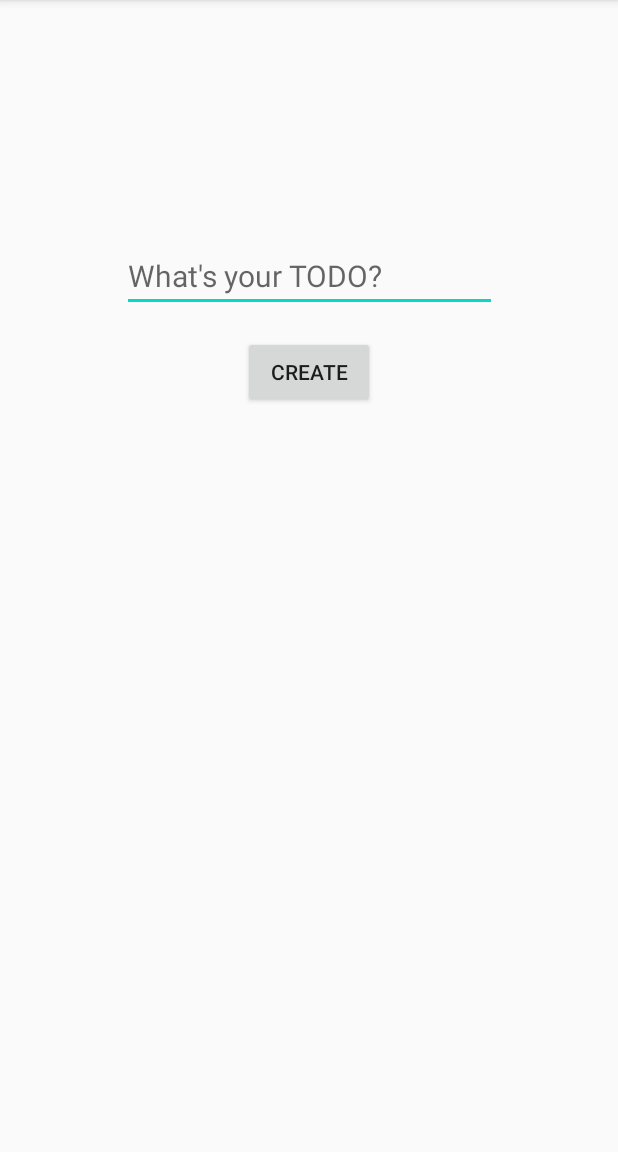
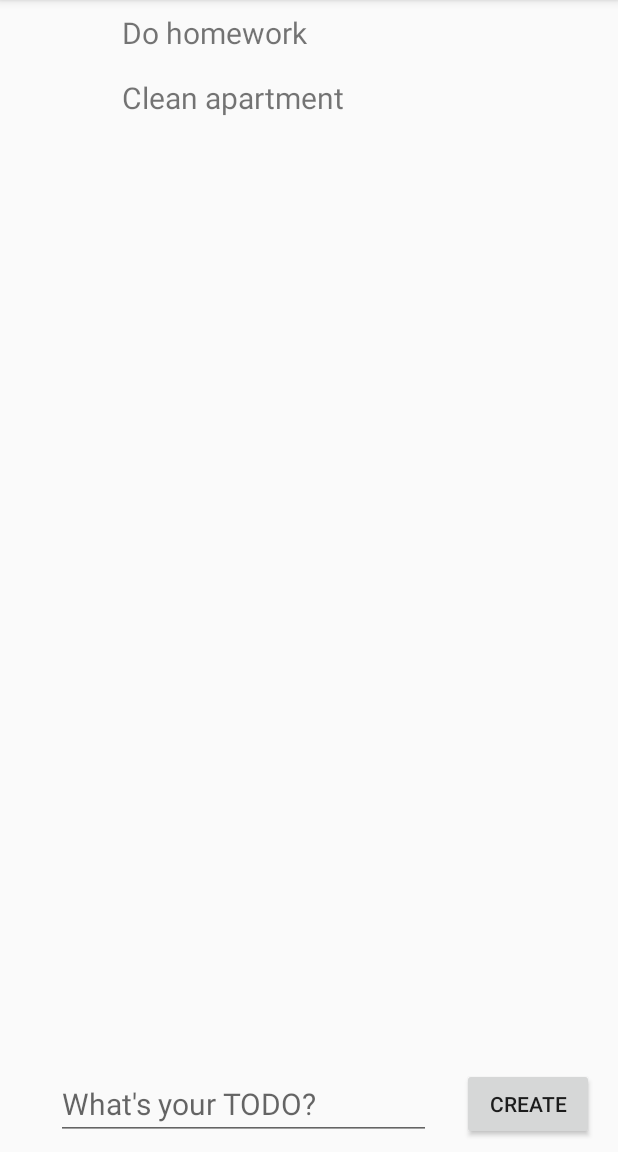
Before and after one commit to Shaharna/PostPC_ShaharNahum, an Android app: the screen it shows after launch (MainActivity), after a tap on "CREATE", on a phone screen of 412 x 824 dp, the part 84-1236 px from its top. Run offline under Robolectric (Android 15) with nearby library versions, the phone set to English and light mode, and no system bars.

Commit message:
Ex2 - all files created. 1. addTodoToList (one Todo) in the adapter - verify that legal. 2. Make error massage for empty value. 3. Make a done Todo. 4. Configuration change using Bundles.

```diff
--- a/app/build.gradle
+++ b/app/build.gradle
@@ -31,4 +31,5 @@ dependencies {
     testImplementation 'junit:junit:4.12'
     androidTestImplementation 'androidx.test.ext:junit:1.1.1'
     androidTestImplementation 'androidx.test.espresso:espresso-core:3.2.0'
+    implementation 'androidx.recyclerview:recyclerview:1.1.0'
 }
--- a/app/src/main/java/com/example/postpc_shaharnahum/MainActivity.java
+++ b/app/src/main/java/com/example/postpc_shaharnahum/MainActivity.java
@@ -1,12 +1,14 @@
 package com.example.postpc_shaharnahum;
 
 import androidx.appcompat.app.AppCompatActivity;
+import androidx.recyclerview.widget.LinearLayoutManager;
+import androidx.recyclerview.widget.RecyclerView;
 
 import android.os.Bundle;
 import android.view.View;
 import android.widget.Button;
 import android.widget.EditText;
-import android.widget.TextView;
+
 
 public class MainActivity extends AppCompatActivity {
 
@@ -15,14 +17,26 @@ public class MainActivity extends AppCompatActivity {
         super.onCreate(savedInstanceState);
         setContentView(R.layout.activity_main);
 
-        final TextView textView = findViewById(R.id.text);
+        boolean reverseLayout = false;
+
+        final TodoAdapter adapter = new TodoAdapter();
+        adapter.setTodoList(Todo.createTodoList());
+
+        RecyclerView todoRecycler = findViewById(R.id.todo_recycler);
+
+        todoRecycler.setAdapter(adapter);
+        todoRecycler.setLayoutManager(new LinearLayoutManager(this, RecyclerView.VERTICAL, reverseLayout));
+
         final EditText editText = findViewById(R.id.inputText);
         final Button createBtn = findViewById(R.id.createBtn);
 
         createBtn.setOnClickListener(new View.OnClickListener() {
             @Override
             public void onClick(View v) {
-                textView.setText(editText.getText());
+//                if (TextUtils.isEmpty(editText.getText())){
+//
+//                }
+                adapter.addTodoToList(new Todo(editText.getText().toString()));
                 editText.getText().clear();
             }
         });
--- /dev/null
+++ b/app/src/main/java/com/example/postpc_shaharnahum/Todo.java
@@ -0,0 +1,34 @@
+package com.example.postpc_shaharnahum;
+
+
+import java.util.ArrayList;
+
+class Todo {
+
+    /**
+     * A string describing the the Todoo
+     */
+    String _description;
+
+    /**
+     * A Boolean saying whether or not the Todoo is done.
+     */
+    boolean _isDone;
+
+    Todo(String description){
+        _description = description;
+        _isDone = false;
+    }
+
+    /**
+     * This function creates an empty list of Todos.
+     * @return new ArrayList<Todoo>
+     */
+    static ArrayList<Todo> createTodoList(){
+
+        ArrayList<Todo> list = new ArrayList<>();
+        list.add(new Todo("Do homework"));
+        list.add(new Todo("Clean apartment"));
+        return list;
+    }
+}
--- /dev/null
+++ b/app/src/main/java/com/example/postpc_shaharnahum/TodoAdapter.java
@@ -0,0 +1,47 @@
+package com.example.postpc_shaharnahum;
+
+import android.content.Context;
+import android.view.LayoutInflater;
+import android.view.View;
+import android.view.ViewGroup;
+
+import androidx.annotation.NonNull;
+import androidx.recyclerview.widget.RecyclerView;
+
+import java.util.ArrayList;
+
+public class TodoAdapter extends RecyclerView.Adapter<TodoHolder> {
+
+    private ArrayList<Todo> _todoList = new ArrayList<>();
+
+    void setTodoList(ArrayList<Todo> todos){
+        _todoList.clear();
+        _todoList.addAll(todos);
+        notifyDataSetChanged();
+    }
+
+    void addTodoToList(Todo todo){
+        _todoList.add(todo);
+        notifyDataSetChanged();
+    }
+
+    @NonNull
+    @Override
+    public TodoHolder onCreateViewHolder(@NonNull ViewGroup parent, int viewType) {
+        Context context = parent.getContext();
+        View view = LayoutInflater.from(context).inflate(R.layout.item_one_todo, parent, false);
+
+        return new TodoHolder(view);
+    }
+
+    @Override
+    public void onBindViewHolder(@NonNull TodoHolder holder, int position) {
+        Todo todo = _todoList.get(position);
+        holder.text.setText(todo._description);
+    }
+
+    @Override
+    public int getItemCount() {
+        return _todoList.size();
+    }
+}
--- /dev/null
+++ b/app/src/main/java/com/example/postpc_shaharnahum/TodoHolder.java
@@ -0,0 +1,20 @@
+package com.example.postpc_shaharnahum;
+
+import android.view.View;
+import android.widget.TextView;
+
+import androidx.annotation.NonNull;
+import androidx.recyclerview.widget.RecyclerView;
+
+/**
+ * Hold one view of the template
+ */
+class TodoHolder extends RecyclerView.ViewHolder {
+
+    final TextView text;
+
+    TodoHolder(@NonNull View itemView) {
+        super(itemView);
+        text = itemView.findViewById(R.id.todo_text);
+    }
+}
--- a/app/src/main/res/layout/activity_main.xml
+++ b/app/src/main/res/layout/activity_main.xml
@@ -6,35 +6,34 @@
     android:layout_height="match_parent"
     tools:context=".MainActivity">
 
-    <TextView
-        android:id="@+id/text"
+    <androidx.recyclerview.widget.RecyclerView
+        android:id="@+id/todo_recycler"
+        android:layout_width="0dp"
+        android:layout_height="0dp"
+        app:layout_constraintTop_toTopOf="parent"
+        app:layout_constraintStart_toStartOf="parent"
+        app:layout_constraintEnd_toEndOf="parent"
+        app:layout_constraintBottom_toTopOf="@id/createBtn" />
+
+    <Button
+        android:id="@+id/createBtn"
+        android:text="@string/create"
         android:layout_width="wrap_content"
         android:layout_height="wrap_content"
-        app:layout_constraintTop_toTopOf="parent"
+        app:layout_constraintRight_toRightOf="parent"
         app:layout_constraintBottom_toBottomOf="parent"
-        app:layout_constraintLeft_toLeftOf="parent"
-        app:layout_constraintRight_toRightOf="parent"
-        android:layout_marginLeft="8dp"
-        android:layout_marginRight="8dp"
-        android:layout_marginTop="8dp"
-        android:layout_marginBottom="8dp"
-        app:layout_constraintVertical_bias="0.15"
-        android:textSize="20sp"
-        android:minWidth="250dp"
-        android:maxWidth="250dp"
-        android:freezesText="true"/>
+        android:layout_marginEnd="16dp"
+        android:layout_marginBottom="8dp"/>
 
     <EditText
         android:id="@+id/inputText"
         android:layout_width="wrap_content"
         android:layout_height="wrap_content"
-        app:layout_constraintTop_toBottomOf="@+id/text"
-        app:layout_constraintLeft_toLeftOf="parent"
-        app:layout_constraintRight_toRightOf="parent"
-        android:layout_marginStart="8dp"
-        android:layout_marginEnd="8dp"
-        android:layout_marginTop="16dp"
-        android:layout_marginBottom="8dp"
+        app:layout_constraintStart_toStartOf="parent"
+        app:layout_constraintBottom_toBottomOf="@id/createBtn"
+        app:layout_constraintTop_toTopOf="@id/createBtn"
+        app:layout_constraintEnd_toStartOf="@id/createBtn"
+        android:layout_marginStart="16dp"
         android:textSize="20sp"
         android:minWidth="250dp"
         android:maxWidth="250dp"
@@ -42,15 +41,5 @@
         android:importantForAutofill="no"
         android:hint="@string/what_s_your_todo" />
 
-    <Button
-        android:id="@+id/createBtn"
-        android:text="@string/create"
-        android:layout_width="wrap_content"
-        android:layout_height="wrap_content"
-        app:layout_constraintTop_toBottomOf="@+id/inputText"
-        app:layout_constraintLeft_toLeftOf="parent"
-        app:layout_constraintRight_toRightOf="parent"
-        android:layout_marginTop="16dp"
-        android:layout_marginBottom="8dp"/>
 
 </androidx.constraintlayout.widget.ConstraintLayout>
--- /dev/null
+++ b/app/src/main/res/layout/item_one_todo.xml
@@ -0,0 +1,24 @@
+<?xml version="1.0" encoding="utf-8"?>
+<androidx.constraintlayout.widget.ConstraintLayout
+    xmlns:android="http://schemas.android.com/apk/res/android"
+    xmlns:app="http://schemas.android.com/apk/res-auto"
+    android:layout_width="match_parent"
+    android:layout_height="wrap_content">
+
+    <TextView
+        android:id="@+id/todo_text"
+        android:layout_width="wrap_content"
+        android:layout_height="wrap_content"
+        app:layout_constraintTop_toTopOf="parent"
+        app:layout_constraintBottom_toBottomOf="parent"
+        app:layout_constraintLeft_toLeftOf="parent"
+        app:layout_constraintRight_toRightOf="parent"
+        android:layout_marginLeft="8dp"
+        android:layout_marginRight="8dp"
+        android:layout_marginTop="8dp"
+        android:layout_marginBottom="8dp"
+        android:textSize="20sp"
+        android:minWidth="250dp"
+        android:maxWidth="250dp"/>
+
+</androidx.constraintlayout.widget.ConstraintLayout>
```
